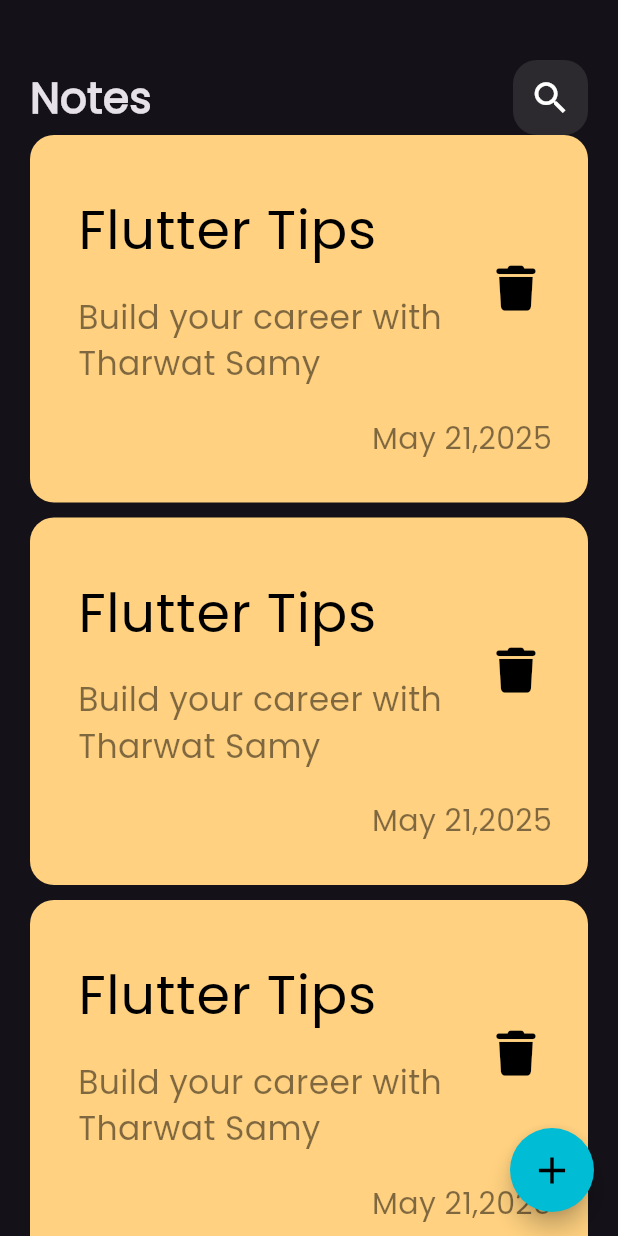
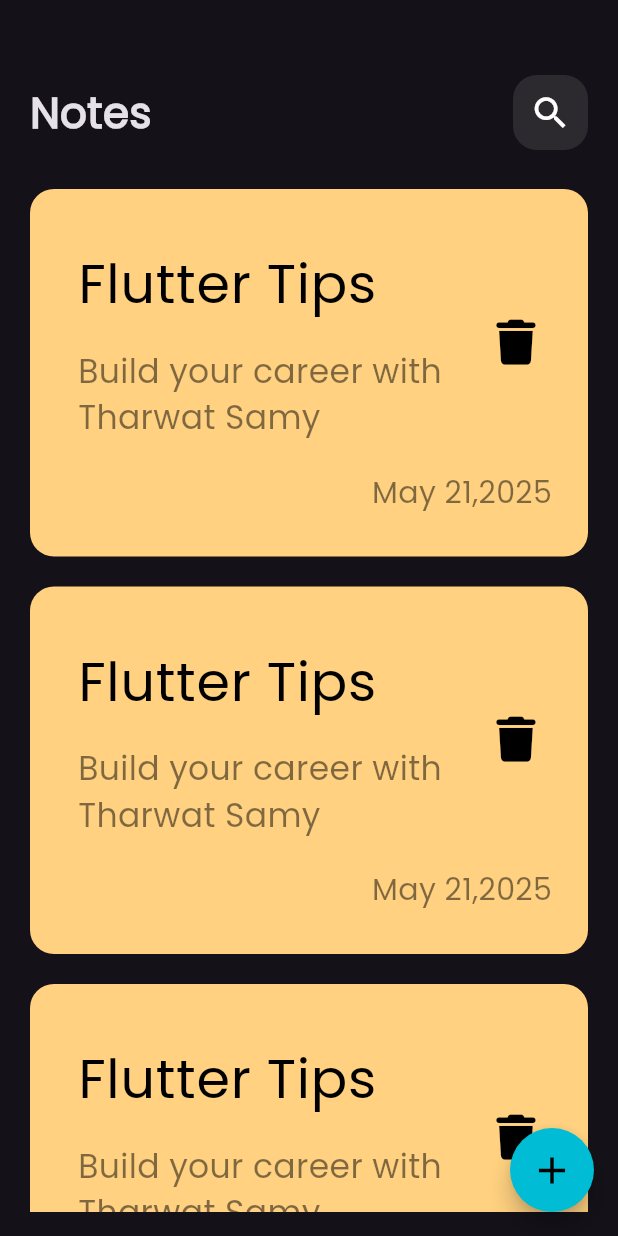
Before and after one commit to hebasalhien/notes_app, a Flutter app: the screen it shows after launch, on a phone screen of 412 x 824 dp. Run offline on Flutter 3.47's test engine with Material 3 defaults, Android fonts, the phone set to English and light mode, and no system bars; our stand-ins replace font_awesome_flutter.

Commit message:
edit notes list view

```diff
--- a/lib/widgets/notes_list_view.dart
+++ b/lib/widgets/notes_list_view.dart
@@ -5,14 +5,18 @@ class NotesListView extends StatelessWidget {
   const NotesListView({super.key});
   @override
   Widget build(BuildContext context) {
-    return ListView.builder(
+    return Padding(
+      padding: const EdgeInsets.symmetric(vertical: 16),
+      child: ListView.builder(
+        padding: EdgeInsets.zero,
         itemBuilder: (context, index) {
           return Padding(
-          padding: const EdgeInsets.only(bottom: 10),
+            padding: const EdgeInsets.symmetric(vertical: 10),
             child: const CustomNoteItem(),
           );
         },
         itemCount: 10,
+      ),
     );
   }
 }
--- a/lib/widgets/notes_view_body.dart
+++ b/lib/widgets/notes_view_body.dart
@@ -11,7 +11,7 @@ class NotesViewBody extends StatelessWidget {
       padding: const EdgeInsets.symmetric(horizontal: 20),
       child: Column(
         children: [
-          SizedBox(height: 40),
+          SizedBox(height: 50),
           CustomAppBar(),
           Expanded(child: NotesListView()),
         ],
```
Lines whose indentation alone changed are shown as unchanged.
